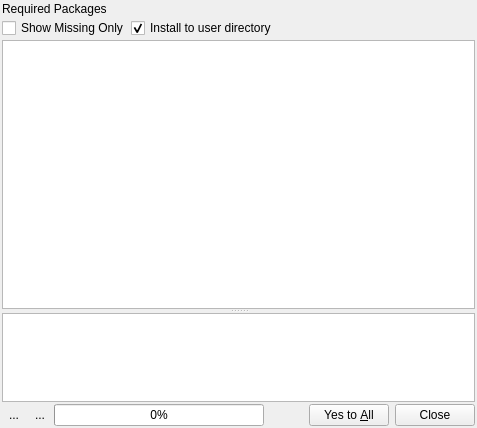
Above: enmapbox/gui/ui/pippackageinstaller.ui from jakimowb/enmapbox_testmigration2 before the change. Below: the same form after it.
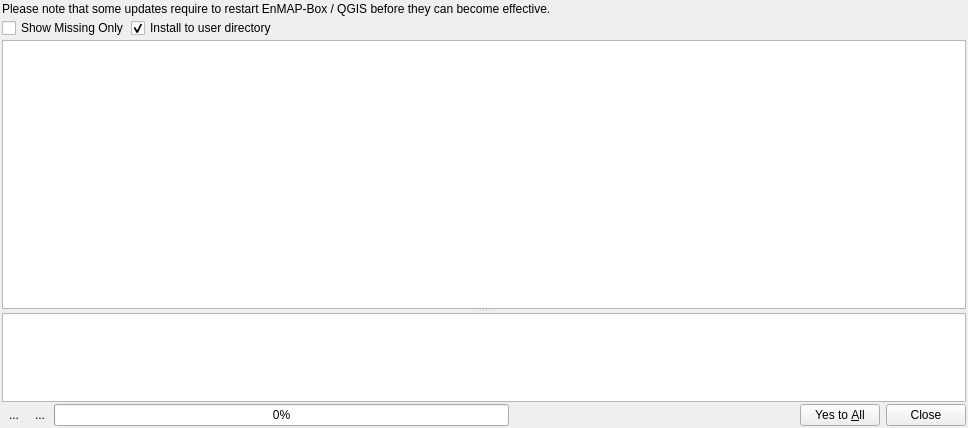
That is the form after the change. Icons and pictures are not drawn. Custom widgets are drawn as their Qt base class.

Commit message: dependencycheck.py, PIP Installer - allows to reload python packages - shows current and available / latest version - added hint that restart of QGIS / EnMAP-Box might be required,  closes #394 - closes #371 - closes #395

Patch:
```diff
--- a/enmapbox/gui/ui/pippackageinstaller.ui
+++ b/enmapbox/gui/ui/pippackageinstaller.ui
@@ -6,7 +6,7 @@
    <rect>
     <x>0</x>
     <y>0</y>
-    <width>477</width>
+    <width>968</width>
     <height>428</height>
    </rect>
   </property>
@@ -32,7 +32,7 @@
    <item>
     <widget class="QLabel" name="label">
      <property name="text">
-      <string>Required Packages</string>
+      <string>Please note that some updates require to restart EnMAP-Box / QGIS before they can become effective.</string>
      </property>
     </widget>
    </item>
```
The commit also changes 1 other file.
